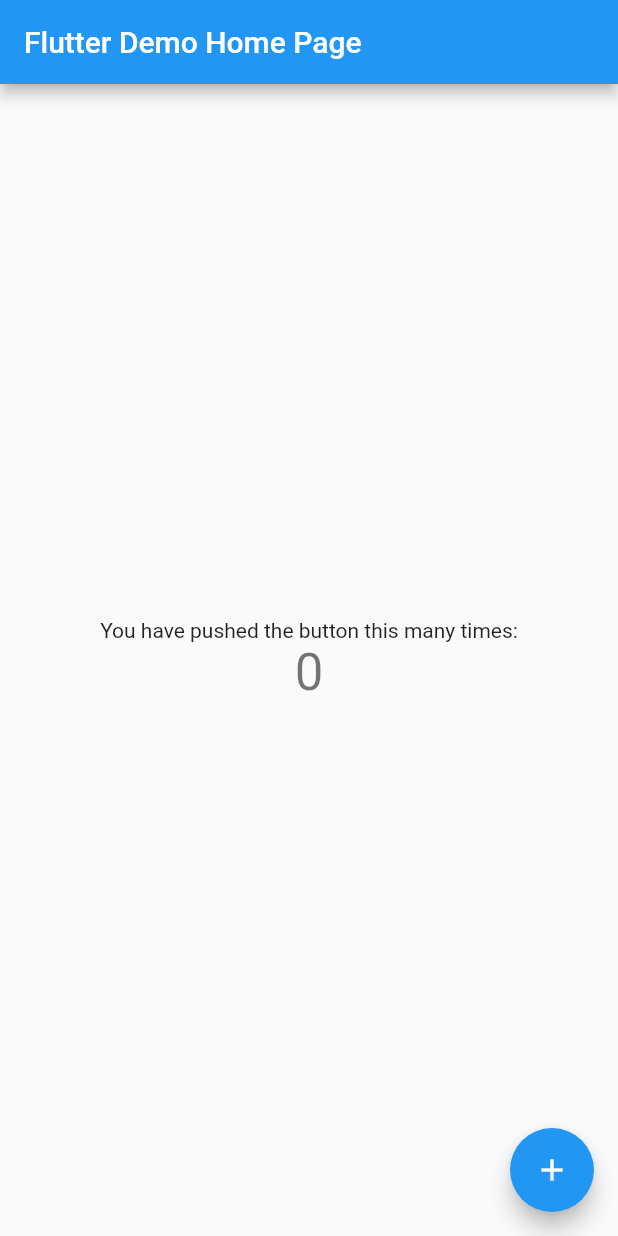
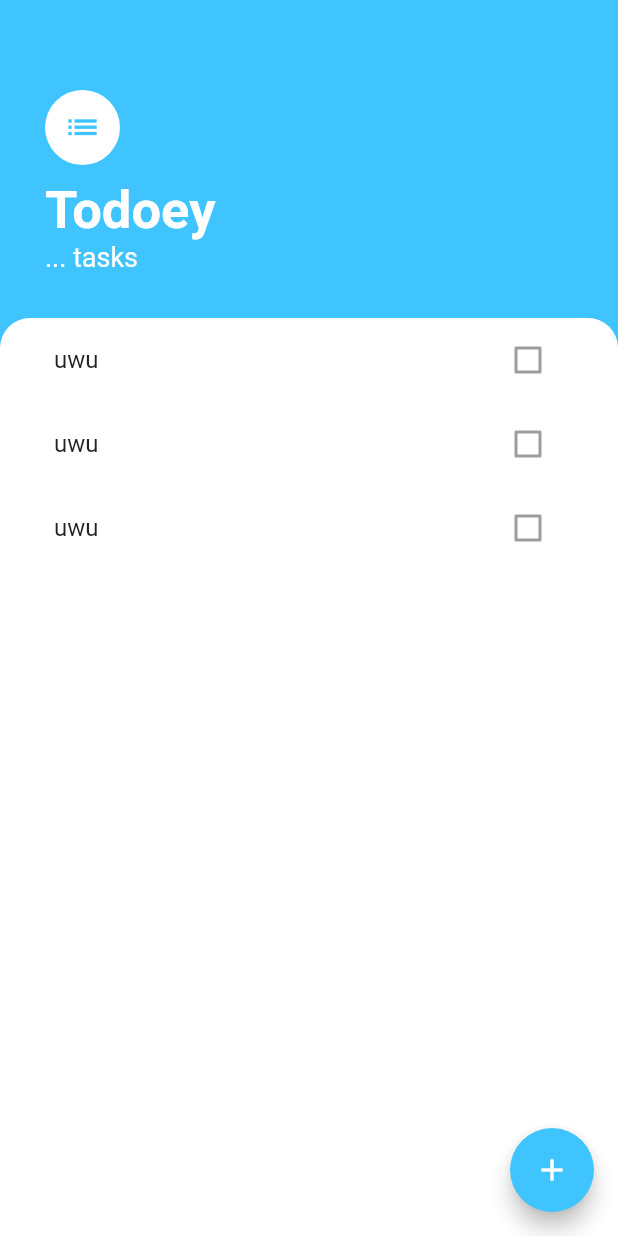
Before and after one commit to LucioMorales/Flutter-Course-Proyects, a Flutter app: the screen it shows after launch, on a phone screen of 412 x 824 dp. Run offline on Flutter 3.47's test engine with Material 2 defaults, Android fonts, the light colour scheme and no system bars; our stand-ins replace animated_text_kit, audioplayers, cloud_firestore, firebase_auth, firebase_core, flutter_spinkit and 8 more; accounts and stored records are empty.

Commit message:
Changes. -  Added UI - Created new files and folders

```diff
--- a/todoey_flutter/lib/main.dart
+++ b/todoey_flutter/lib/main.dart
@@ -1,113 +1,16 @@
 import 'package:flutter/material.dart';
+import 'package:todoey_flutter/screens/tasks_screen.dart';
 
 void main() {
   runApp(MyApp());
 }
 
 class MyApp extends StatelessWidget {
-  // This widget is the root of your application.
+
   @override
   Widget build(BuildContext context) {
     return MaterialApp(
-      title: 'Flutter Demo',
-      theme: ThemeData(
-        // This is the theme of your application.
-        //
-        // Try running your application with "flutter run". You'll see the
-        // application has a blue toolbar. Then, without quitting the app, try
-        // changing the primarySwatch below to Colors.green and then invoke
-        // "hot reload" (press "r" in the console where you ran "flutter run",
-        // or simply save your changes to "hot reload" in a Flutter IDE).
-        // Notice that the counter didn't reset back to zero; the application
-        // is not restarted.
-        primarySwatch: Colors.blue,
-      ),
-      home: MyHomePage(title: 'Flutter Demo Home Page'),
+      home: TasksScreen(),
     );
   }
 }
-
-class MyHomePage extends StatefulWidget {
-  MyHomePage({Key? key, required this.title}) : super(key: key);
-
-  // This widget is the home page of your application. It is stateful, meaning
-  // that it has a State object (defined below) that contains fields that affect
-  // how it looks.
-
-  // This class is the configuration for the state. It holds the values (in this
-  // case the title) provided by the parent (in this case the App widget) and
-  // used by the build method of the State. Fields in a Widget subclass are
-  // always marked "final".
-
-  final String title;
-
-  @override
-  _MyHomePageState createState() => _MyHomePageState();
-}
-
-class _MyHomePageState extends State<MyHomePage> {
-  int _counter = 0;
-
-  void _incrementCounter() {
-    setState(() {
-      // This call to setState tells the Flutter framework that something has
-      // changed in this State, which causes it to rerun the build method below
-      // so that the display can reflect the updated values. If we changed
-      // _counter without calling setState(), then the build method would not be
-      // called again, and so nothing would appear to happen.
-      _counter++;
-    });
-  }
-
-  @override
-  Widget build(BuildContext context) {
-    // This method is rerun every time setState is called, for instance as done
-    // by the _incrementCounter method above.
-    //
-    // The Flutter framework has been optimized to make rerunning build methods
-    // fast, so that you can just rebuild anything that needs updating rather
-    // than having to individually change instances of widgets.
-    return Scaffold(
-      appBar: AppBar(
-        // Here we take the value from the MyHomePage object that was created by
-        // the App.build method, and use it to set our appbar title.
-        title: Text(widget.title),
-      ),
-      body: Center(
-        // Center is a layout widget. It takes a single child and positions it
-        // in the middle of the parent.
-        child: Column(
-          // Column is also a layout widget. It takes a list of children and
-          // arranges them vertically. By default, it sizes itself to fit its
-          // children horizontally, and tries to be as tall as its parent.
-          //
-          // Invoke "debug painting" (press "p" in the console, choose the
-          // "Toggle Debug Paint" action from the Flutter Inspector in Android
-          // Studio, or the "Toggle Debug Paint" command in Visual Studio Code)
-          // to see the wireframe for each widget.
-          //
-          // Column has various properties to control how it sizes itself and
-          // how it positions its children. Here we use mainAxisAlignment to
-          // center the children vertically; the main axis here is the vertical
-          // axis because Columns are vertical (the cross axis would be
-          // horizontal).
-          mainAxisAlignment: MainAxisAlignment.center,
-          children: <Widget>[
-            Text(
-              'You have pushed the button this many times:',
-            ),
-            Text(
-              '$_counter',
-              style: Theme.of(context).textTheme.headline4,
-            ),
-          ],
-        ),
-      ),
-      floatingActionButton: FloatingActionButton(
-        onPressed: _incrementCounter,
-        tooltip: 'Increment',
-        child: Icon(Icons.add),
-      ), // This trailing comma makes auto-formatting nicer for build methods.
-    );
-  }
-}
--- /dev/null
+++ b/todoey_flutter/lib/screens/tasks_screen.dart
@@ -0,0 +1,76 @@
+import 'package:flutter/material.dart';
+import 'package:todoey_flutter/widgets/tasks_list.dart';
+
+class TasksScreen extends StatelessWidget {
+  @override
+  Widget build(BuildContext context) {
+    return Scaffold(
+      backgroundColor: Colors.lightBlueAccent,
+      floatingActionButton: FloatingActionButton(
+        onPressed: () {},
+        backgroundColor: Colors.lightBlueAccent,
+        child: Icon(Icons.add),
+      ),
+      body: Column(
+        crossAxisAlignment: CrossAxisAlignment.start,
+        children: [
+          Container(
+            padding: EdgeInsetsDirectional.only(
+              top: 60,
+              start: 30,
+              end: 30,
+              bottom: 30,
+            ),
+            child: Column(
+              crossAxisAlignment: CrossAxisAlignment.start,
+              children: [
+                CircleAvatar(
+                  child: Icon(
+                    Icons.list,
+                    size: 25,
+                    color: Colors.lightBlueAccent,
+                  ),
+                  backgroundColor: Colors.white,
+                  radius: 25,
+                ),
+                SizedBox(
+                  height: 10,
+                ),
+                Text(
+                  'Todoey',
+                  style: TextStyle(
+                    color: Colors.white,
+                    fontSize: 35,
+                    fontWeight: FontWeight.w600,
+                  ),
+                ),
+                Text(
+                  '... tasks',
+                  style: TextStyle(
+                    color: Colors.white,
+                    fontSize: 18,
+                  ),
+                ),
+              ],
+            ),
+          ),
+          Expanded(
+            child: Container(
+              padding: EdgeInsets.symmetric(
+                horizontal: 20,
+              ),
+              decoration: BoxDecoration(
+                color: Colors.white,
+                borderRadius: BorderRadius.only(
+                  topLeft: Radius.circular(20),
+                  topRight: Radius.circular(20),
+                ),
+              ),
+              child: TaskList(),
+            ),
+          ),
+        ],
+      ),
+    );
+  }
+}
--- /dev/null
+++ b/todoey_flutter/lib/widgets/tasks_list.dart
@@ -0,0 +1,16 @@
+import 'package:flutter/material.dart';
+import 'package:todoey_flutter/widgets/tasks_tile.dart';
+
+class TaskList extends StatelessWidget {
+
+  @override
+  Widget build(BuildContext context) {
+    return ListView(
+      children: [
+        TaskTile(),
+        TaskTile(),
+        TaskTile(),
+      ],
+    );
+  }
+}
--- /dev/null
+++ b/todoey_flutter/lib/widgets/tasks_tile.dart
@@ -0,0 +1,15 @@
+import 'package:flutter/material.dart';
+
+class TaskTile extends StatelessWidget {
+
+  @override
+  Widget build(BuildContext context) {
+    return ListTile(
+      title: Text('uwu'),
+      trailing: Checkbox(
+        value: false,
+        onChanged: null,
+      ),
+    );
+  }
+}
```
